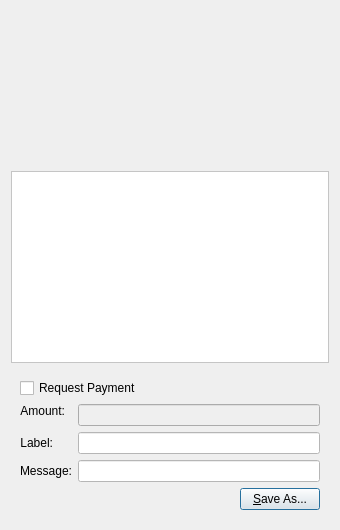
SpectreSecurityCoin/SpectreSecurityCoin, file src/qt/forms/qrcodedialog.ui: the form before one commit.
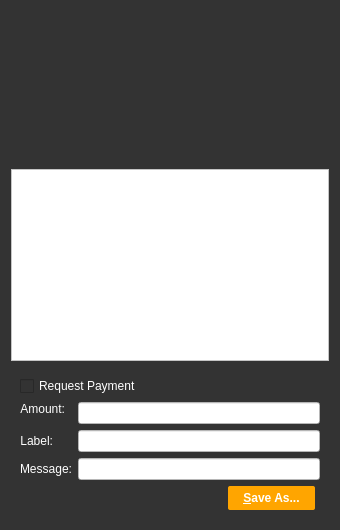
The form after the commit. Custom widgets are drawn as their Qt base class.

```diff
--- a/src/qt/forms/qrcodedialog.ui
+++ b/src/qt/forms/qrcodedialog.ui
@@ -13,6 +13,10 @@
   <property name="windowTitle">
    <string>QR Code Dialog</string>
   </property>
+  <property name="styleSheet">
+   <string notr="true">background-color:rgb(51, 51, 51);
+color: rgb(255, 255, 255);</string>
+  </property>
   <layout class="QVBoxLayout" name="verticalLayout_3">
    <item>
     <widget class="QLabel" name="lblQRCode">
@@ -163,6 +167,10 @@
             <height>0</height>
            </size>
           </property>
+          <property name="styleSheet">
+           <string notr="true">background-color: rgb(255, 255, 255);
+color: rgb(0, 0, 0);</string>
+          </property>
          </widget>
         </item>
        </layout>
@@ -184,6 +192,15 @@
         </item>
         <item>
          <widget class="QPushButton" name="btnSaveAs">
+          <property name="styleSheet">
+           <string notr="true">background-color: rgb(255, 165, 0); 
+font: 75 10pt 'Ubuntu';
+font-weight:bold; 
+border-radius:2px; 
+padding:5px 15px;
+color: rgb(255, 255, 255);
+margin:0px 5px 0px 0px;</string>
+          </property>
           <property name="text">
            <string>&amp;Save As...</string>
           </property>
```
